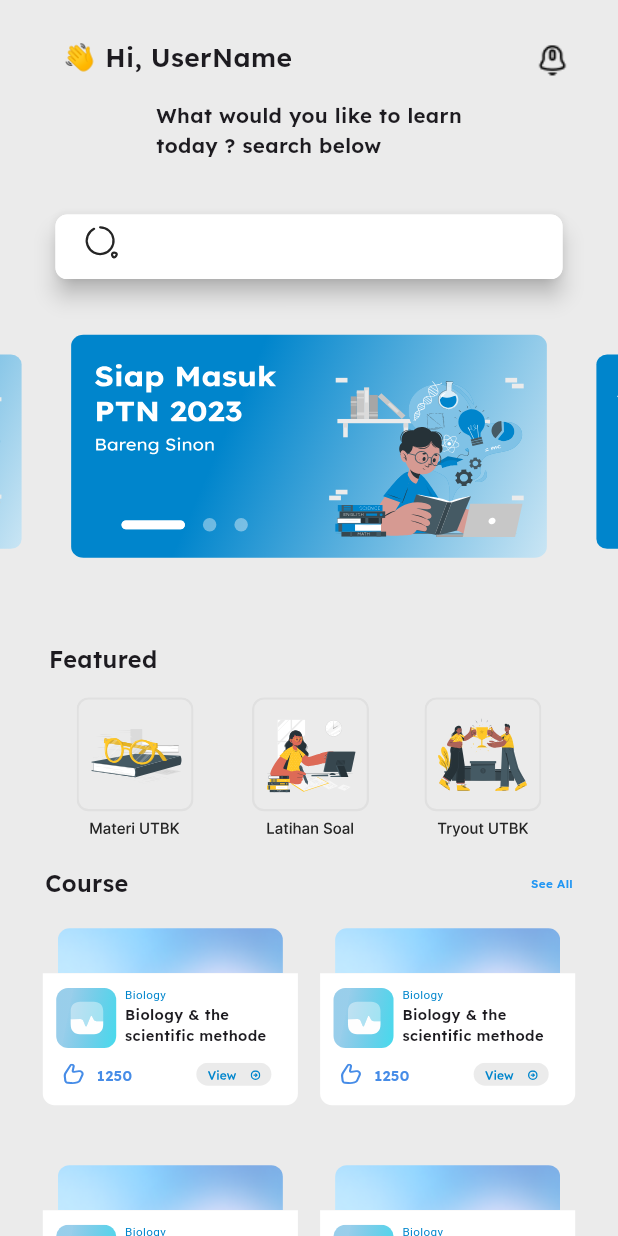
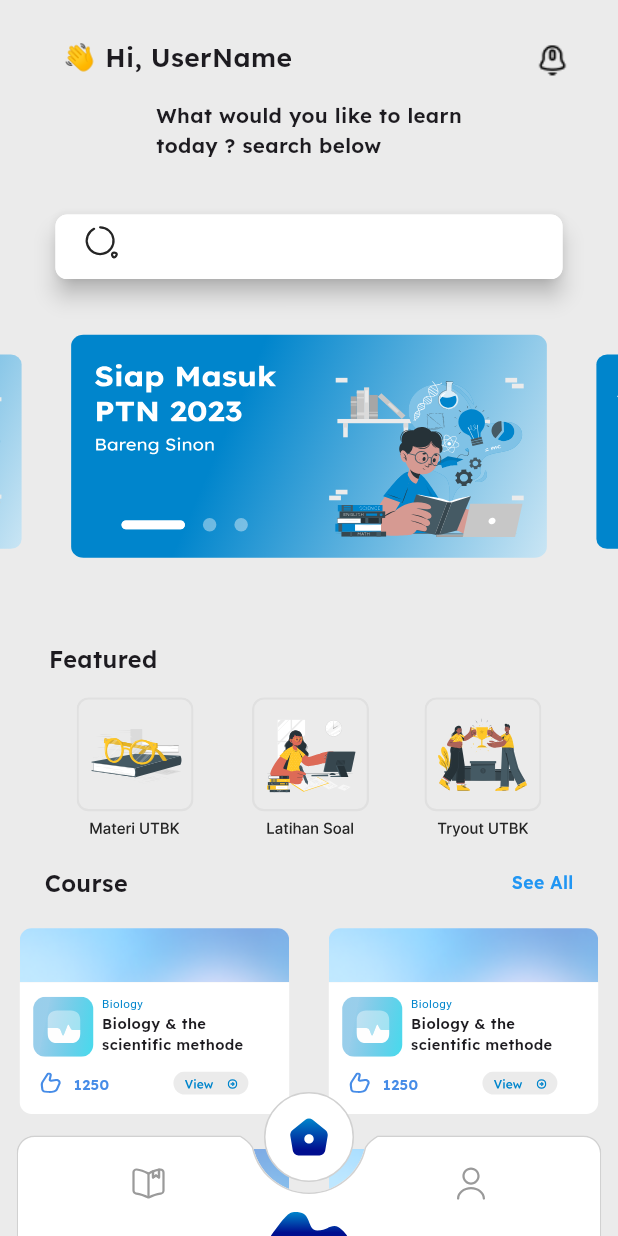
Before and after one commit to alsakniahmad51/Quis, a Flutter app: the SignUpPage screen opened by its route, after a tap on "Sign Up", on a phone screen of 412 x 824 dp. Run offline on Flutter 3.47's test engine with Material 3 defaults, Android fonts, the phone set to English and light mode, and no system bars; drawn by our look-alikes of carousel_slider, dots_indicator; our stand-ins replace flutter_screenutil, flutter_svg, font_awesome_flutter, introduction_screen; Roboto replaces fonts that are missing (mochiy).

Commit message:
finish page view

```diff
--- a/lib/core/util/approuter.dart
+++ b/lib/core/util/approuter.dart
@@ -1,7 +1,7 @@
 import 'package:flutter/material.dart';
 import 'package:quis_app/features/Authentecation/presentation/pages/login.dart';
 import 'package:quis_app/features/Authentecation/presentation/pages/sign_up.dart';
-import 'package:quis_app/features/Home/presentation/pages/home_page.dart';
+import 'package:quis_app/features/Home/presentation/pages/page_view.dart';
 import 'package:quis_app/features/onboarding/presentation/pages/onboarding.dart';
 
 class AppRouter {
@@ -9,7 +9,7 @@ class AppRouter {
     switch (settings.name) {
       case '/':
         return MaterialPageRoute(
-          builder: (context) => const HomePage(),
+          builder: (context) => const Pageview(),
         );
       case '/onBoarding':
         return MaterialPageRoute(
@@ -25,7 +25,7 @@ class AppRouter {
         );
       case '/HomePage':
         return MaterialPageRoute(
-          builder: (context) => const HomePage(),
+          builder: (context) => const Pageview(),
         );
       default:
     }
--- a/lib/features/Home/presentation/pages/home_page.dart
+++ b/lib/features/Home/presentation/pages/home_page.dart
@@ -1,15 +1,110 @@
+import 'package:carousel_slider/carousel_slider.dart';
 import 'package:flutter/material.dart';
+import 'package:flutter_screenutil/flutter_screenutil.dart';
+import 'package:flutter_svg/svg.dart';
+import 'package:quis_app/features/Home/presentation/widgets/search_text_field.dart';
 
-import '../widgets/home_page_body.dart';
+import '../../../../core/util/constants.dart';
+import '../widgets/carousle_list_item.dart';
+import '../widgets/courses_row.dart';
+import '../widgets/grid_view_item.dart';
+import '../widgets/header_home_page_view.dart';
+import '../widgets/page_view_body.dart';
 
-class HomePage extends StatelessWidget {
-  const HomePage({super.key});
+class HomePage extends StatefulWidget {
+  HomePage({
+    super.key,
+    required this.pageViewBody,
+  });
+  final PageViewBody pageViewBody;
+  @override
+  State<HomePage> createState() => _HomePageState();
+}
 
+class _HomePageState extends State<HomePage> {
   @override
   Widget build(BuildContext context) {
-    return const Scaffold(
-      backgroundColor: Color(0xffEBEBEB),
-      body: HomaPageBody(userName: "UserName"),
+    CarouselController carouselController = CarouselController();
+    return CustomScrollView(
+      slivers: [
+        SliverToBoxAdapter(
+          child: SafeArea(
+            child: Column(
+              children: [
+                HeaderOfHomePageBody(
+                  userName: widget.pageViewBody.userName,
+                ),
+                SizedBox(
+                  height: 14.h,
+                ),
+                Text(
+                  textAlign: TextAlign.start,
+                  "What would you like to learn\ntoday ? search below",
+                  style: TextStyle(
+                      fontFamily: lexend,
+                      fontWeight: FontWeight.w400,
+                      fontSize: 14.sp),
+                ),
+                SizedBox(
+                  height: 37.h,
+                ),
+                const SearchTextField(),
+                SizedBox(
+                  height: 37.h,
+                ),
+                CarouselSlider(
+                  items: carousel_tiems(widget.pageViewBody.currentIndex),
+                  carouselController: carouselController,
+                  options: CarouselOptions(
+                    onPageChanged: (index, reason) {
+                      setState(() {
+                        widget.pageViewBody.currentIndex = index;
+                      });
+                    },
+                    autoPlay: true,
+                    aspectRatio: 2.0,
+                    enlargeCenterPage: true,
+                  ),
+                ),
+                Padding(
+                  padding: EdgeInsets.only(right: 260.w, bottom: 15.h),
+                  child: Text(
+                    "Featured",
+                    style: TextStyle(
+                      fontSize: 16.sp,
+                      fontFamily: lexend,
+                    ),
+                  ),
+                ),
+                Row(
+                  mainAxisAlignment: MainAxisAlignment.center,
+                  children: [SvgPicture.asset('assets/svgimages/Frame 16.svg')],
+                ),
+                SizedBox(
+                  height: 20.h,
+                ),
+                const CoursesRow(),
+                SizedBox(
+                  height: 20.h,
+                ),
+              ],
+            ),
+          ),
+        ),
+        SliverGrid.builder(
+          itemBuilder: (context, index) {
+            return const GridViewItem(
+              subTitle: "Biology & the\nscientific methode",
+              likes: 1250,
+              title: "Biology",
+              imagePath: "assets/svgimages/Icon.svg",
+            );
+          },
+          itemCount: 10,
+          gridDelegate: SliverGridDelegateWithFixedCrossAxisCount(
+              childAspectRatio: 1.4, crossAxisCount: 2, mainAxisSpacing: 0.h),
+        ),
+      ],
     );
   }
 }
--- /dev/null
+++ b/lib/features/Home/presentation/pages/page_view.dart
@@ -0,0 +1,16 @@
+import 'package:flutter/material.dart';
+
+import '../widgets/page_view_body.dart';
+
+class Pageview extends StatelessWidget {
+  const Pageview({super.key});
+
+  @override
+  Widget build(BuildContext context) {
+    return Scaffold(
+      floatingActionButtonLocation: FloatingActionButtonLocation.centerDocked,
+      backgroundColor: const Color(0xffEBEBEB),
+      body: PageViewBody(userName: "UserName"),
+    );
+  }
+}
--- /dev/null
+++ b/lib/features/Home/presentation/widgets/courses_row.dart
@@ -0,0 +1,31 @@
+import 'package:flutter/material.dart';
+import 'package:flutter_screenutil/flutter_screenutil.dart';
+
+import '../../../../core/util/constants.dart';
+
+class CoursesRow extends StatelessWidget {
+  const CoursesRow({
+    super.key,
+  });
+
+  @override
+  Widget build(BuildContext context) {
+    return Row(
+      mainAxisAlignment: MainAxisAlignment.spaceAround,
+      children: [
+        Text(
+          "Course",
+          style: TextStyle(fontSize: 16.sp, fontFamily: lexend),
+        ),
+        SizedBox(
+          width: 130.w,
+        ),
+        Text(
+          "See All",
+          style: TextStyle(
+              fontSize: 12.sp, fontFamily: lexend, color: Colors.blue),
+        ),
+      ],
+    );
+  }
+}
--- /dev/null
+++ b/lib/features/Home/presentation/widgets/details_section.dart
@@ -0,0 +1,92 @@
+import 'package:flutter/material.dart';
+import 'package:flutter_screenutil/flutter_screenutil.dart';
+import 'package:flutter_svg/svg.dart';
+
+import '../../../../core/util/constants.dart';
+
+class DetailsSection extends StatelessWidget {
+  @override
+  final String title;
+  final String imagePath;
+  final String subTitle;
+  final int likes;
+
+  const DetailsSection(
+      {super.key,
+      required this.title,
+      required this.imagePath,
+      required this.subTitle,
+      required this.likes});
+  Widget build(BuildContext context) {
+    return Container(
+      decoration: BoxDecoration(
+        color: Colors.white,
+        borderRadius: BorderRadius.only(
+          bottomLeft: Radius.circular(8.r),
+          bottomRight: Radius.circular(8.r),
+        ),
+      ),
+      height: 90.h,
+      width: 170.w,
+      child: Column(
+        children: [
+          // First row
+          Row(
+            children: [
+              Padding(
+                padding: EdgeInsets.only(top: 10.h, left: 8.w, right: 5.w),
+                child: SvgPicture.asset('assets/svgimages/textofcontiner.svg'),
+              ),
+              Column(
+                crossAxisAlignment: CrossAxisAlignment.start,
+                children: [
+                  Padding(
+                    padding: EdgeInsets.only(top: 8.h),
+                    child: Text(
+                      title,
+                      style: TextStyle(
+                          fontSize: 8.sp, color: const Color(0xff0085CC)),
+                    ),
+                  ),
+                  SizedBox(
+                    width: 100.w,
+                    child: Text(
+                      maxLines: 2,
+                      overflow: TextOverflow.ellipsis,
+                      subTitle,
+                      style: TextStyle(fontFamily: lexend, fontSize: 10.sp),
+                    ),
+                  )
+                ],
+              )
+            ],
+          ),
+
+          // Second row
+          Padding(
+            padding: EdgeInsets.only(top: 10.h, left: 12.w),
+            child: Row(
+              children: [
+                SvgPicture.asset(height: 15.h, width: 15.w, imagePath),
+                Padding(
+                  padding: EdgeInsets.only(left: 7.w),
+                  child: Text(
+                    "$likes",
+                    style: TextStyle(
+                        fontFamily: lexend,
+                        fontSize: 10.sp,
+                        color: const Color(0xff468CE7)),
+                  ),
+                ),
+                Padding(
+                  padding: EdgeInsets.only(left: 40.w),
+                  child: SvgPicture.asset('assets/svgimages/Group 5.svg'),
+                ),
+              ],
+            ),
+          )
+        ],
+      ),
+    );
+  }
+}
--- a/lib/features/Home/presentation/widgets/grid_view_builder.dart
+++ b/lib/features/Home/presentation/widgets/grid_view_builder.dart
@@ -1,31 +1,32 @@
-import 'package:flutter/material.dart';
-import 'package:flutter_screenutil/flutter_screenutil.dart';
-
-import '../../../../core/util/constants.dart';
-import 'grid_view_item.dart';
-
-class GridViewBuilder extends StatelessWidget {
-  const GridViewBuilder({
-    super.key,
-  });
-
-  @override
-  Widget build(BuildContext context) {
-    return SizedBox(
-      height: 765.h,
-      width: AppSize.width.w - 40.w,
-      child: GridView.builder(
-        scrollDirection: Axis.vertical,
-        itemCount: 40,
-        itemBuilder: (context, index) {
-          return const GridViewItem();
-        },
-        gridDelegate: SliverGridDelegateWithFixedCrossAxisCount(
-            childAspectRatio: 1.327,
-            crossAxisCount: 2,
-            crossAxisSpacing: 0.w,
-            mainAxisSpacing: 19.h),
-      ),
-    );
-  }
-}
+// import 'package:flutter/material.dart';
+// import 'package:flutter_screenutil/flutter_screenutil.dart';
+//
+// import '../../../../core/util/constants.dart';
+// import 'grid_view_item.dart';
+//
+// class GridViewBuilder extends StatelessWidget {
+//   const GridViewBuilder({
+//     super.key,
+//   });
+//
+//   @override
+//   Widget build(BuildContext context) {
+//     return SizedBox(
+//       height: 765.h,
+//       width: AppSize.width.w - 40.w,
+//       child: GridView.builder(
+//         physics: NeverScrollableScrollPhysics(),
+//         scrollDirection: Axis.vertical,
+//         itemCount: 40,
+//         itemBuilder: (context, index) {
+//           return const GridViewItem();
+//         },
+//         gridDelegate: SliverGridDelegateWithFixedCrossAxisCount(
+//             childAspectRatio: 1.327,
+//             crossAxisCount: 2,
+//             crossAxisSpacing: 0.w,
+//             mainAxisSpacing: 19.h),
+//       ),
+//     );
+//   }
+// }
--- a/lib/features/Home/presentation/widgets/grid_view_item.dart
+++ b/lib/features/Home/presentation/widgets/grid_view_item.dart
@@ -1,84 +1,40 @@
 import 'package:flutter/material.dart';
 import 'package:flutter_screenutil/flutter_screenutil.dart';
-import 'package:flutter_svg/flutter_svg.dart';
-import 'package:quis_app/core/util/constants.dart';
+
+import 'details_section.dart';
 
 class GridViewItem extends StatelessWidget {
   const GridViewItem({
     super.key,
+    required this.title,
+    required this.imagePath,
+    required this.subTitle,
+    required this.likes,
   });
+  final String title;
+  final String imagePath;
+  final String subTitle;
+  final int likes;
 
   @override
   Widget build(BuildContext context) {
     return Column(
       children: [
+        // Image section
         ClipRRect(
           borderRadius: BorderRadius.only(
               topLeft: Radius.circular(8.r), topRight: Radius.circular(8.r)),
-          child: Image.asset('assets/images/Gradient.png'),
+          child: Image.asset(
+              width: 170.w, fit: BoxFit.fill, 'assets/images/Gradient.png'),
         ),
-        Container(
-          decoration: BoxDecoration(
-              color: Colors.white,
-              borderRadius: BorderRadius.only(
-                  bottomLeft: Radius.circular(8.r),
-                  bottomRight: Radius.circular(8.r))),
-          height: 90.h,
-          width: 161.w,
-          child: Column(
-            children: [
-              Row(
-                children: [
-                  Padding(
-                    padding: EdgeInsets.only(top: 10.h, left: 8.w, right: 5.w),
-                    child:
-                        SvgPicture.asset('assets/svgimages/textofcontiner.svg'),
-                  ),
-                  Column(
-                    crossAxisAlignment: CrossAxisAlignment.start,
-                    children: [
-                      Padding(
-                        padding: EdgeInsets.only(top: 8.h),
-                        child: Text(
-                          "Biology",
-                          style: TextStyle(
-                              fontSize: 8.sp, color: const Color(0xff0085CC)),
-                        ),
-                      ),
-                      Text(
-                        "Biology & the\nscientific methode",
-                        style: TextStyle(fontFamily: lexend, fontSize: 10.sp),
-                      )
-                    ],
-                  )
-                ],
-              ),
-              Padding(
-                padding: EdgeInsets.only(top: 10.h, left: 12.w),
-                child: Row(
-                  children: [
-                    SvgPicture.asset(
-                        height: 15.h, width: 15.w, "assets/svgimages/Icon.svg"),
-                    Padding(
-                      padding: EdgeInsets.only(left: 7.w),
-                      child: Text(
-                        "1250",
-                        style: TextStyle(
-                            fontFamily: lexend,
-                            fontSize: 10.sp,
-                            color: const Color(0xff468CE7)),
-                      ),
-                    ),
-                    Padding(
-                      padding: EdgeInsets.only(left: 40.w),
-                      child: SvgPicture.asset('assets/svgimages/Group 5.svg'),
-                    ),
-                  ],
-                ),
-              )
-            ],
-          ),
-        )
+
+        // Details section
+        DetailsSection(
+          subTitle: subTitle,
+          likes: likes,
+          title: title,
+          imagePath: imagePath,
+        ),
       ],
     );
   }
--- a/lib/features/Home/presentation/widgets/header_home_page_view.dart
+++ b/lib/features/Home/presentation/widgets/header_home_page_view.dart
@@ -2,15 +2,14 @@ import 'package:flutter/material.dart';
 import 'package:flutter_screenutil/flutter_screenutil.dart';
 
 import '../../../../core/util/constants.dart';
-import 'home_page_body.dart';
 
 class HeaderOfHomePageBody extends StatelessWidget {
   const HeaderOfHomePageBody({
     super.key,
-    required this.widget,
+    required this.userName,
   });
 
-  final HomaPageBody widget;
+  final String userName;
 
   @override
   Widget build(BuildContext context) {
@@ -20,7 +19,7 @@ class HeaderOfHomePageBody extends StatelessWidget {
         Padding(
           padding: EdgeInsets.only(left: 40.w, top: 25.h),
           child: Text(
-            "👋 Hi, ${widget.userName}",
+            "👋 Hi, $userName",
             style: TextStyle(
                 fontSize: 18.sp,
                 fontFamily: lexend,
--- a/lib/features/Home/presentation/widgets/home_page_body.dart
+++ /dev/null
@@ -1,108 +0,0 @@
-import 'package:carousel_slider/carousel_slider.dart';
-import 'package:flutter/material.dart';
-import 'package:flutter_screenutil/flutter_screenutil.dart';
-import 'package:flutter_svg/flutter_svg.dart';
-import 'package:quis_app/core/util/constants.dart';
-import 'package:quis_app/features/Home/presentation/widgets/search_text_field.dart';
-
-import 'carousle_list_item.dart';
-import 'grid_view_builder.dart';
-import 'header_home_page_view.dart';
-
-class HomaPageBody extends StatefulWidget {
-  const HomaPageBody({
-    super.key,
-    required this.userName,
-  });
-  final String userName;
-
-  @override
-  State<HomaPageBody> createState() => _HomaPageBodyState();
-}
-
-class _HomaPageBodyState extends State<HomaPageBody> {
-  int currentIndex = 0;
-  @override
-  Widget build(BuildContext context) {
-    CarouselController carouselController = CarouselController();
-    return SingleChildScrollView(
-      child: SafeArea(
-        child: Column(
-          children: [
-            HeaderOfHomePageBody(widget: widget),
-            SizedBox(
-              height: 14.h,
-            ),
-            Text(
-              textAlign: TextAlign.start,
-              "What would you like to learn\ntoday ? search below",
-              style: TextStyle(
-                  fontFamily: lexend,
-                  fontWeight: FontWeight.w400,
-                  fontSize: 14.sp),
-            ),
-            SizedBox(
-              height: 37.h,
-            ),
-            const SearchTextField(),
-            SizedBox(
-              height: 37.h,
-            ),
-            CarouselSlider(
-              items: carousel_tiems(currentIndex),
-              carouselController: carouselController,
-              options: CarouselOptions(
-                onPageChanged: (index, reason) {
-                  setState(() {
-                    currentIndex = index;
-                  });
-                },
-                autoPlay: true,
-                aspectRatio: 2.0,
-                enlargeCenterPage: true,
-              ),
-            ),
-            Padding(
-              padding: EdgeInsets.only(right: 260.w, bottom: 15.h),
-              child: Text(
-                "Featured",
-                style: TextStyle(
-                  fontSize: 16.sp,
-                  fontFamily: lexend,
-                ),
-              ),
-            ),
-            Row(
-              mainAxisAlignment: MainAxisAlignment.center,
-              children: [SvgPicture.asset('assets/svgimages/Frame 16.svg')],
-            ),
-            SizedBox(
-              height: 20.h,
-            ),
-            Row(
-              mainAxisAlignment: MainAxisAlignment.spaceAround,
-              children: [
-                Text(
-                  "Course",
-                  style: TextStyle(fontSize: 16.sp, fontFamily: lexend),
-                ),
-                SizedBox(
-                  width: 140.w,
-                ),
-                Text(
-                  "See All",
-                  style: TextStyle(
-                      fontSize: 8.sp, fontFamily: lexend, color: Colors.blue),
-                ),
-              ],
-            ),
-            SizedBox(
-              height: 20.h,
-            ),
-            const GridViewBuilder()
-          ],
-        ),
-      ),
-    );
-  }
-}
--- /dev/null
+++ b/lib/features/Home/presentation/widgets/navigation_bar.dart
@@ -0,0 +1,80 @@
+import 'package:flutter/material.dart';
+import 'package:flutter_screenutil/flutter_screenutil.dart';
+import 'package:flutter_svg/svg.dart';
+import 'package:quis_app/features/Home/presentation/widgets/page_view_body.dart';
+
+class NavBar extends StatefulWidget {
+  const NavBar({super.key, required this.pageViewBody});
+  final PageViewBody pageViewBody;
+  @override
+  State<NavBar> createState() => _NavBarState();
+}
+
+class _NavBarState extends State<NavBar> {
+  @override
+  Widget build(BuildContext context) {
+    return Stack(
+      alignment: Alignment.bottomCenter,
+      children: [
+        SvgPicture.asset(fit: BoxFit.fill, widget.pageViewBody.imagePath),
+        AnimatedContainer(
+          padding: widget.pageViewBody.padding,
+          duration: const Duration(milliseconds: 200),
+          child: SvgPicture.asset('assets/svgimages/navBarSellect.svg'),
+        ),
+        Row(
+          children: [
+            Padding(
+              padding: EdgeInsets.only(left: 30.w, top: 30.h),
+              child: InkWell(
+                onTap: () {
+                  setState(() {
+                    widget.pageViewBody.pageController.jumpToPage(0);
+                    widget.pageViewBody.animateNavBar(0);
+                  });
+                },
+                child: SizedBox(
+                  height: 60.h,
+                  width: 90.w,
+                ),
+              ),
+            ),
+            Padding(
+              padding: EdgeInsets.only(left: 45.w, bottom: 35.h),
+              child: InkWell(
+                onTap: () {
+                  setState(() {
+                    widget.pageViewBody.pageController.jumpToPage(1);
+                    widget.pageViewBody.animateNavBar(1);
+                  });
+                },
+                child: Container(
+                  decoration: BoxDecoration(
+                    borderRadius: BorderRadius.circular(35.r),
+                  ),
+                  height: 60.h,
+                  width: 60.w,
+                ),
+              ),
+            ),
+            Padding(
+              padding: EdgeInsets.only(left: 45.w, top: 30.h),
+              child: InkWell(
+                onTap: () {
+                  setState(() {
+                    widget.pageViewBody.pageController.jumpToPage(2);
+                    widget.pageViewBody.animateNavBar(2);
+                  });
+                },
+                child: SizedBox(
+                  height: 50.h,
+                  width: 90.w,
+                ),
+              ),
+            ),
+          ],
+        )
+      ],
+    );
+  }
+}
--- /dev/null
+++ b/lib/features/Home/presentation/widgets/page_view_body.dart
@@ -0,0 +1,103 @@
+import 'package:flutter/material.dart';
+import 'package:flutter_screenutil/flutter_screenutil.dart';
+import 'package:quis_app/features/Home/presentation/pages/home_page.dart';
+import 'package:quis_app/features/Home/presentation/widgets/navigation_bar.dart';
+
+import '../../../../core/util/constants.dart';
+
+class PageViewBody extends StatefulWidget {
+  PageViewBody({
+    super.key,
+    required this.userName,
+  });
+  final String userName;
+  int currentIndex = 0;
+  EdgeInsetsGeometry padding = const EdgeInsets.only();
+  String imagePath = 'assets/svgimages/NavigationBar.svg';
+  var pageController = PageController(
+    initialPage: 1,
+  );
+  void animateNavBar(int value) {
+    if (value == 0) {
+      padding = EdgeInsets.only(right: 220.w);
+      imagePath = 'assets/svgimages/bookNavBar.svg';
+    } else if (value == 1) {
+      padding = EdgeInsets.zero;
+      imagePath = 'assets/svgimages/NavigationBar.svg';
+    } else if (value == 2) {
+      padding = EdgeInsets.only(left: 220.w);
+      imagePath = 'assets/svgimages/personNavBar.svg';
+    }
+  }
+
+  @override
+  State<PageViewBody> createState() => _PageViewBodyState();
+}
+
+class _PageViewBodyState extends State<PageViewBody> {
+  @override
+  Widget build(BuildContext context) {
+    return Stack(
+      alignment: Alignment.bottomCenter,
+      children: [
+        PageView(
+          onPageChanged: (value) {
+            setState(() {
+              widget.animateNavBar(value);
+            });
+          },
+          controller: widget.pageController,
+          children: [
+            const MyCourses(),
+            HomePage(
+              pageViewBody: widget,
+            ),
+            const Person()
+          ],
+        ),
+        // Nav BAr
+        NavBar(
+          pageViewBody: widget,
+        )
+      ],
+    );
+  }
+}
+
+class Person extends StatelessWidget {
+  const Person({
+    super.key,
+  });
+
+  @override
+  Widget build(BuildContext context) {
+    return Column(
+      children: [
+        Container(
+          color: Colors.amber,
+          height: AppSize.hight.h,
+          width: AppSize.width.w,
+        )
+      ],
+    );
+  }
+}
+
+class MyCourses extends StatelessWidget {
+  const MyCourses({
+    super.key,
+  });
+
+  @override
+  Widget build(BuildContext context) {
+    return Column(
+      children: [
+        Container(
+          color: Colors.red,
+          height: AppSize.hight.h,
+          width: AppSize.width.w,
+        )
+      ],
+    );
+  }
+}
--- a/pubspec.yaml
+++ b/pubspec.yaml
@@ -28,6 +28,7 @@ environment:
 # the latest version available on pub.dev. To see which dependencies have newer
 # versions available, run `flutter pub outdated`.
 dependencies:
+  awesome_bottom_bar: ^1.2.4
   carousel_slider: ^4.2.1
   cupertino_icons: ^1.0.6
   dots_indicator: ^2.1.2
```
Also changed, not shown: assets/svgimages/Ellipse 4.svg (added), assets/svgimages/NavigationBar.svg (added), assets/svgimages/bookNavBar.svg (added), assets/svgimages/booksaved.svg (added), assets/svgimages/home3.svg (added), assets/svgimages/navBarSellect.svg (added), assets/svgimages/personNavBar.svg (added), assets/svgimages/user.svg (added), pubspec.lock.
